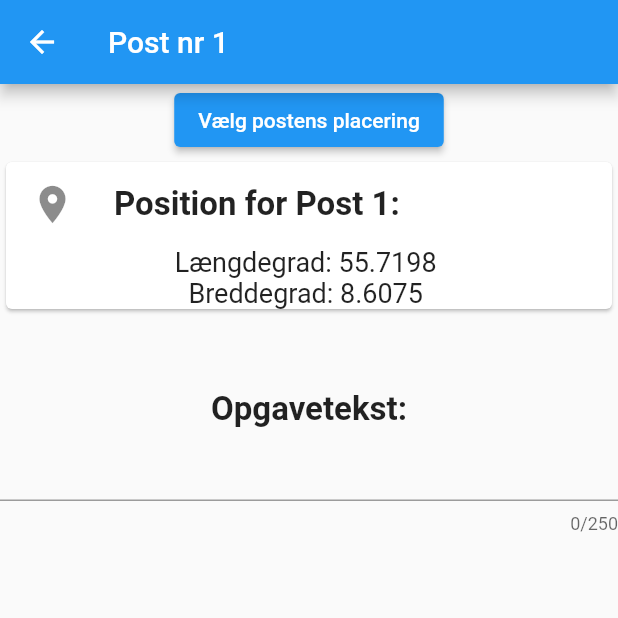
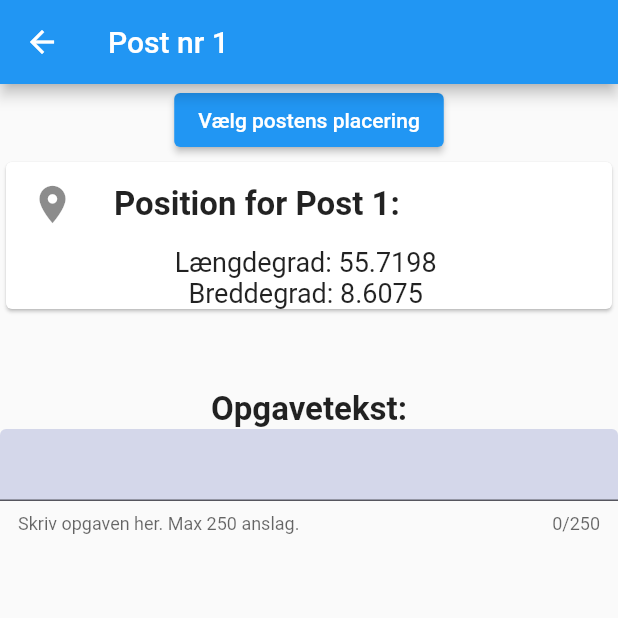
Before and after one commit to davidlamhauge/b7, a Flutter app: the CreateTask screen opened directly with empty values, after a tap on "Godkend", on a phone screen of 412 x 824 dp, the top half of it. Run offline on Flutter 3.47's test engine with Material 2 defaults, Android fonts, the phone set to English and light mode, and no system bars; missing offline and left inert: flutter_osm_plugin.

Commit message:
Create post almost finished.

```diff
--- a/lib/create/create_post.dart
+++ b/lib/create/create_post.dart
@@ -31,7 +31,7 @@ class CreatePost extends StatefulWidget {
 }
 
 class _CreatePostState extends State<CreatePost> {
-
+  int textLength = 0;
   final PostsDefined postsDefined = PostsDefined();
   final PostPosition postPosition = PostPosition();
   final TaskPath taskPath = TaskPath(); // for saving posts as they are defined
@@ -54,7 +54,8 @@ class _CreatePostState extends State<CreatePost> {
     String txt = await postPosition.read();
     if (!txt.contains('error')) {
       final splitted = txt.split('#');
-      return GeoPoint(latitude: double.parse(splitted[0]),
+      return GeoPoint(
+          latitude: double.parse(splitted[0]),
           longitude: double.parse(splitted[1]));
     } else {
       return curLoc;
@@ -64,6 +65,12 @@ class _CreatePostState extends State<CreatePost> {
   void _setCurrentLocation(GeoPoint p) {
     setState(() {
       curLoc = p;
+    });
+  }
+
+  void _updateTextLength() {
+    setState(() {
+      textLength = textEditingController.text.length;
     });
   }
 
@@ -78,9 +85,10 @@ class _CreatePostState extends State<CreatePost> {
   @override
   void initState() {
     // TODO: implement initState
+    super.initState();
     _initCurLocation();
     taskPath.createTaskFile(widget.id);
-    super.initState();
+    textEditingController.addListener(_updateTextLength);
   }
 
   @override
@@ -149,7 +157,7 @@ class _CreatePostState extends State<CreatePost> {
           ),
           const SizedBox(height: 50),
           const Text(
-              'Opgavetekst:',
+            'Opgavetekst:',
             style: TextStyle(
               fontSize: 22,
               fontWeight: FontWeight.bold,
@@ -161,7 +169,19 @@ class _CreatePostState extends State<CreatePost> {
             minLines: 1,
             maxLines: 6,
             maxLength: 250,
+            decoration: const InputDecoration(
+              helperText: 'Skriv opgaven her. Max 250 anslag.',
+              fillColor: Color.fromARGB(40, 10, 30, 150),
+              filled: true,
+            ),
           ),
+          const SizedBox(height: 30),
+          textLength > 10
+              ? ElevatedButton(
+                  onPressed: () {},
+                  child: const Text('Gem Post'),
+                )
+              : const SizedBox(height: 5),
         ],
       ),
     );
--- a/lib/create/create_task.dart
+++ b/lib/create/create_task.dart
@@ -1,5 +1,7 @@
 import 'package:b7/create/create_post.dart';
 import 'package:flutter/material.dart';
+import 'dart:io';
+import 'package:path_provider/path_provider.dart';
 
 class CreateTask extends StatefulWidget {
   const CreateTask({Key? key, required this.email, required this.id})
@@ -13,6 +15,27 @@ class CreateTask extends StatefulWidget {
 }
 
 class _CreateTaskState extends State<CreateTask> {
+
+  String sti = '';
+
+  static Future<String> createFolderInAppDocDir(String folderName) async {
+
+    //Get this App Document Directory
+    final Directory appDocDir = await getApplicationDocumentsDirectory();
+    //App Document Directory + folder name
+    final Directory appDocDirFolder =  Directory('${appDocDir.path}/$folderName/');
+
+    if(await appDocDirFolder.exists()){ //if folder already exists return path
+      return appDocDirFolder.path;
+    }else{//if folder not exists create folder and then return its path
+      final Directory appDocDirNewFolder=await appDocDirFolder.create(recursive: true);
+      return appDocDirNewFolder.path;
+    }
+  }
+
+  void _callFolderCreationMethod(String id) async {
+    sti = await createFolderInAppDocDir(id);
+  }
 
   @override
   Widget build(BuildContext context) {
@@ -41,6 +64,7 @@ class _CreateTaskState extends State<CreateTask> {
                     ),
                   ),
                   Text(widget.id),
+                  Text(sti),
                 ],
               ),
             ),
@@ -62,6 +86,7 @@ class _CreateTaskState extends State<CreateTask> {
                 ),
                 ElevatedButton(
                   onPressed: () {
+                    _callFolderCreationMethod(widget.id);
                     Navigator.push(
                       context,
                       MaterialPageRoute(
```
Also changed, not shown: lib/create/create_task_prepare.dart (+7 -5 lines).
